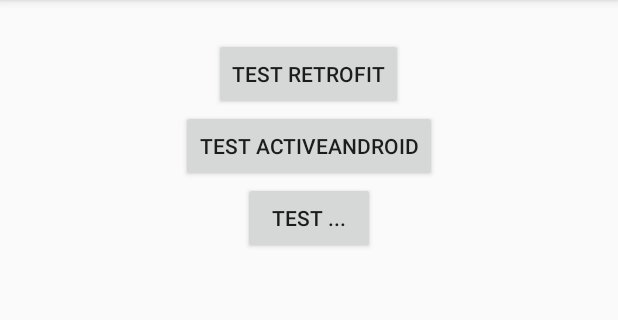
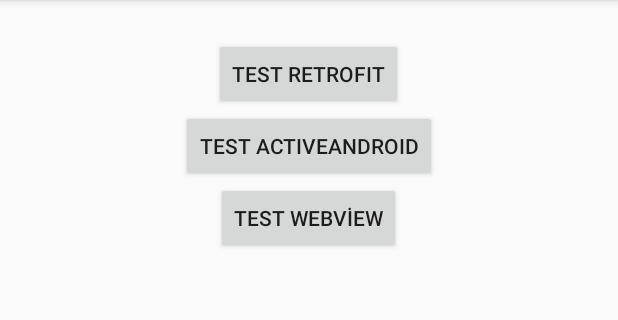
Before and after one commit to alprsntrkk/android.baseproject, an Android app: the screen it shows after launch (MainActivity), on a phone screen of 412 x 824 dp, the part 84-404 px from its top. Run offline under Robolectric (Android 15) with nearby library versions, the phone set to English and light mode, and no system bars; libraries missing offline, so code that uses them is left out: com.activeandroid, com.activeandroid.query; 1 statement that could not run was skipped.

```diff
--- a/app/src/main/java/com/asenturk/baseproject/Activities/MainActivity.java
+++ b/app/src/main/java/com/asenturk/baseproject/Activities/MainActivity.java
@@ -1,11 +1,14 @@
 package com.asenturk.baseproject.Activities;
 
-import androidx.appcompat.app.AppCompatActivity;
-
+import android.content.Intent;
 import android.os.Bundle;
 import android.view.View;
+import android.view.Window;
+import android.view.WindowManager;
 import android.widget.Button;
 import android.widget.Toast;
+
+import androidx.appcompat.app.AppCompatActivity;
 
 import com.activeandroid.ActiveAndroid;
 import com.activeandroid.query.Select;
@@ -23,11 +26,11 @@ import okhttp3.ResponseBody;
 import retrofit2.Call;
 import retrofit2.Callback;
 import retrofit2.Response;
-
 public class MainActivity extends AppCompatActivity {
 
     private Button btnTestRetrofit;
     private Button btnActiveAndroid;
+    private Button btnTestWebView;
 
     //To Do Service
     private TodoService todoService;
@@ -35,8 +38,12 @@ public class MainActivity extends AppCompatActivity {
     @Override
     protected void onCreate(Bundle savedInstanceState) {
         super.onCreate(savedInstanceState);
+
+        //To make activity full-screen (No status bar-no title bar)
+        requestWindowFeature(Window.FEATURE_NO_TITLE);
+        this.getWindow().setFlags(WindowManager.LayoutParams.FLAG_FULLSCREEN,WindowManager.LayoutParams.FLAG_FULLSCREEN);
+
         setContentView(R.layout.activity_main);
-
 
         File temp =getDatabasePath("TempDB");
 
@@ -51,6 +58,7 @@ public class MainActivity extends AppCompatActivity {
     private void Init(){
         btnTestRetrofit=findViewById(R.id.btnTestRetrofit);
         btnActiveAndroid=findViewById(R.id.btnActiveAndroid);
+        btnTestWebView=findViewById(R.id.btnTestWebView);
 
         todoService = APIClient.getClient().create(TodoService.class);
     }
@@ -96,6 +104,16 @@ public class MainActivity extends AppCompatActivity {
                 item.save();
                 //delete operation with ActiveAndroid
                 //Category.delete(Category.class,category.getId());
+
+                Toast.makeText(MainActivity.this, "Active android executed successfully!", Toast.LENGTH_SHORT).show();
+            }
+        });
+
+        btnTestWebView.setOnClickListener(new View.OnClickListener() {
+            @Override
+            public void onClick(View v) {
+                Intent intent = new Intent(MainActivity.this,WebViewActivity.class);
+                MainActivity.this.startActivity(intent);
             }
         });
     }
--- a/app/src/main/res/layout/activity_main.xml
+++ b/app/src/main/res/layout/activity_main.xml
@@ -29,9 +29,10 @@
         android:layout_width="match_parent"
         android:layout_height="wrap_content">
         <Button
+            android:id="@+id/btnTestWebView"
             android:layout_width="wrap_content"
             android:layout_height="wrap_content"
             android:layout_centerInParent="true"
-            android:text="TEST ..." />
+            android:text="TEST WEBVİEW" />
     </RelativeLayout>
 </LinearLayout>
```
Also changed, not shown: app/src/main/AndroidManifest.xml (+16 -16 lines), app/src/main/java/com/asenturk/baseproject/Activities/WebViewActivity.java (added, +28 -0 lines).
